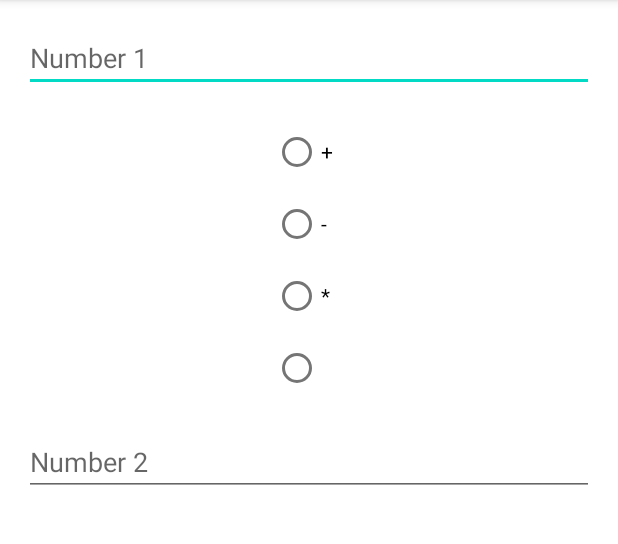
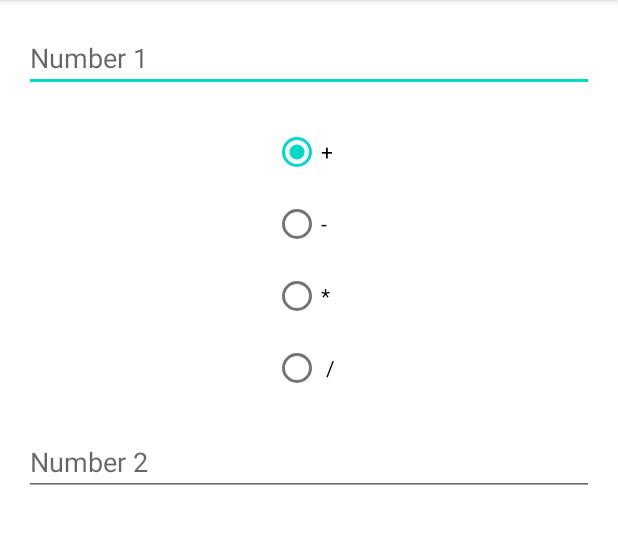
Before and after one commit to anouar-derdouri-development/copy-of-calculator, an Android app: the screen it shows after launch (MainActivity), after a tap on "CALCULATE", on a phone screen of 412 x 824 dp, the part 84-628 px from its top. Run offline under Robolectric (Android 15) with nearby library versions, the phone set to English and light mode, and no system bars; 3 statements that could not run were skipped.

```diff
--- a/app/src/main/java/com/example/calculator/MainActivity.java
+++ b/app/src/main/java/com/example/calculator/MainActivity.java
@@ -27,6 +27,8 @@ public class MainActivity extends AppCompatActivity {
         rb_division = findViewById(R.id.rb_division);
         btn_calculate = findViewById(R.id.btn_calculate);
 
+        rb_addition.setChecked(true);
+
         btn_calculate.setOnClickListener(new View.OnClickListener() {
             @Override
             public void onClick(View view) {
@@ -40,8 +42,11 @@ public class MainActivity extends AppCompatActivity {
                     result = number1 - number2;
                 if (rb_multiplication.isChecked())
                     result = number1 * number2;
-                if (rb_division.isChecked())
+                if (rb_division.isChecked()) {
+                    if (number2 == 0) return;
+
                     result = number1 / number2;
+                }
 
                 Toast.makeText(MainActivity.this, String.valueOf(result), Toast.LENGTH_SHORT).show();
             }
--- a/app/src/main/res/layout/activity_main.xml
+++ b/app/src/main/res/layout/activity_main.xml
@@ -51,7 +51,7 @@
             android:id="@+id/rb_division"
             android:layout_width="match_parent"
             android:layout_height="wrap_content"
-            android:text="\" />
+            android:text=" \/" />
     </RadioGroup>
 
     <EditText
```
